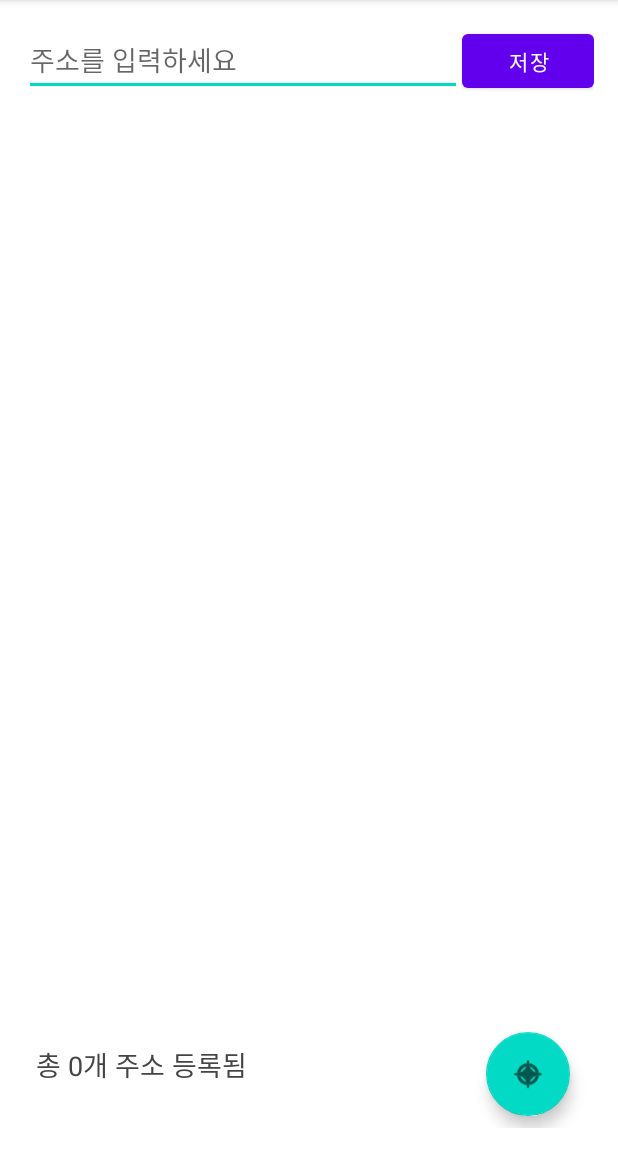
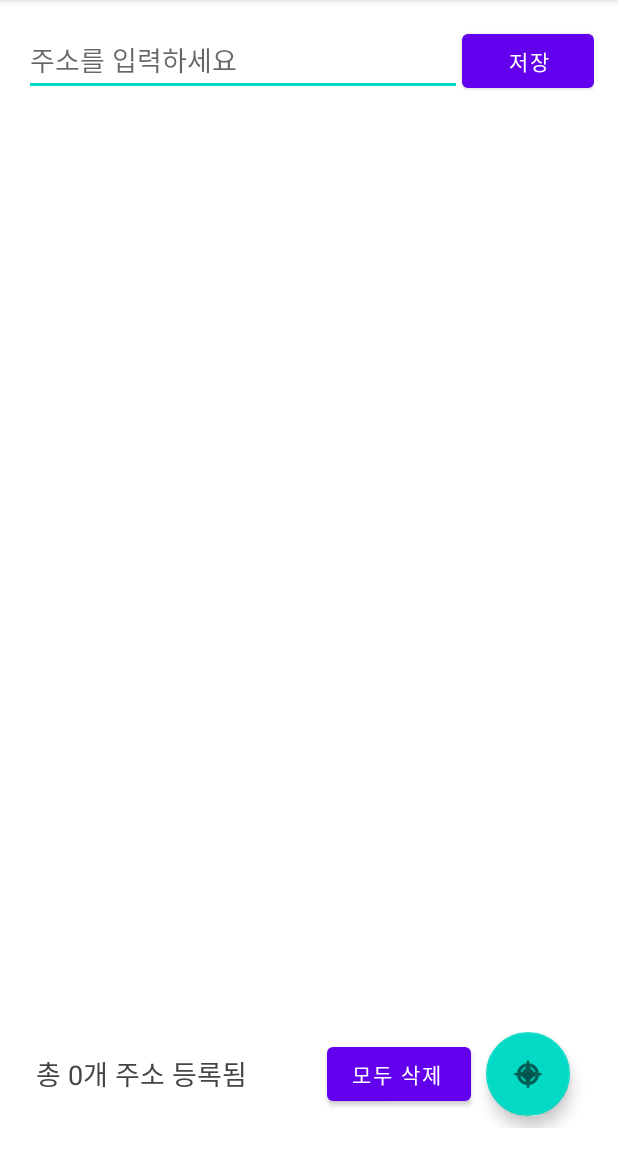
Before and after one commit to jye326/find-course, an Android app: the MainActivity screen opened directly, with no data from a screen before it, on a phone screen of 412 x 824 dp, the part 84-1236 px from its top. Run offline under Robolectric (Android 15) with nearby library versions, the phone set to English and light mode, and no system bars; our stand-ins replace Room's generated code.

Commit message:
feat : 저장 주소 모두 삭제 기능 추가

```diff
--- a/app/src/main/java/com/example/findcourse/AddressDao.kt
+++ b/app/src/main/java/com/example/findcourse/AddressDao.kt
@@ -15,4 +15,8 @@ interface AddressDao {
 
     @Delete
     suspend fun delete(address: AddressEntity)
+
+    // 모든 주소 삭제 메서드 추가
+    @Query("DELETE FROM addresses")
+    suspend fun deleteAll()
 }
--- a/app/src/main/java/com/example/findcourse/FindCourseActivity.kt
+++ b/app/src/main/java/com/example/findcourse/FindCourseActivity.kt
@@ -1,6 +1,5 @@
 package com.example.findcourse
 
-import android.content.Context
 import android.content.Intent
 import android.os.Bundle
 import android.text.Editable
@@ -24,7 +23,6 @@ import retrofit2.Callback
 import retrofit2.Response
 import retrofit2.Retrofit
 import retrofit2.converter.gson.GsonConverterFactory
-import kotlin.math.*
 
 class FindCourseActivity : AppCompatActivity() {
 
--- a/app/src/main/java/com/example/findcourse/MainActivity.kt
+++ b/app/src/main/java/com/example/findcourse/MainActivity.kt
@@ -59,8 +59,9 @@ class MainActivity : AppCompatActivity() {
         updateAddressCount()
 
         val input = findViewById<EditText>(R.id.addressInput)
-        val button = findViewById<Button>(R.id.saveButton)
+        val saveButton = findViewById<Button>(R.id.saveButton)
         val recyclerView = findViewById<RecyclerView>(R.id.addressList)
+        val deleteAllButton = findViewById<Button>(R.id.deleteAllButton);
 
         val adapter = AddressAdapter(addressList) { position, onUiUpdated ->
             val toDelete = addressList[position]
@@ -147,7 +148,7 @@ class MainActivity : AppCompatActivity() {
             }
         }
 
-        button.setOnClickListener {
+        saveButton.setOnClickListener {
             val query = input.text.toString()
             if (query.isNotBlank()) {
                 searchPlace(query) { results ->
@@ -157,6 +158,21 @@ class MainActivity : AppCompatActivity() {
                 }
             }
         }
+
+        deleteAllButton.setOnClickListener {
+            lifecycleScope.launch {
+                try {
+                    dao.deleteAll() // 모든 데이터 삭제
+                    addressList.clear() // UI 리스트에서 데이터도 삭제
+                    adapter.notifyDataSetChanged() // RecyclerView 갱신
+                    updateAddressCount() // 주소 개수 업데이트
+                    Log.d("MainActivity", "✅ 모든 주소가 삭제되었습니다.")
+                } catch (e: Exception) {
+                    Log.e("MainActivity", "❌ 삭제 실패", e)
+                }
+            }
+        }
+
 
         findViewById<FloatingActionButton>(R.id.toFindCourseButton).setOnClickListener {
             val intent = Intent(this, FindCourseActivity::class.java)
--- a/app/src/main/res/layout/point_management.xml
+++ b/app/src/main/res/layout/point_management.xml
@@ -46,7 +46,6 @@
         android:layout_weight="1"/>
 
     <FrameLayout
-        xmlns:android="http://schemas.android.com/apk/res/android"
         android:layout_width="match_parent"
         android:layout_height="wrap_content"
         android:clipChildren="false"
@@ -69,15 +68,24 @@
                 android:padding="8dp"
                 android:textSize="18sp"
                 android:textColor="#444444"/>
+
+            <Button
+                android:id="@+id/deleteAllButton"
+                android:text="모두 삭제 "
+                android:layout_width="wrap_content"
+                android:layout_height="wrap_content"
+                android:layout_marginRight="10dp"
+                />
+
+            <com.google.android.material.floatingactionbutton.FloatingActionButton
+                android:id="@+id/toFindCourseButton"
+                android:layout_width="wrap_content"
+                android:layout_height="wrap_content"
+                android:layout_gravity="end|center_vertical"
+                android:contentDescription="코스 찾기로 이동"
+                android:src="@android:drawable/ic_menu_compass" />
         </LinearLayout>
 
-        <com.google.android.material.floatingactionbutton.FloatingActionButton
-            android:id="@+id/toFindCourseButton"
-            android:layout_width="wrap_content"
-            android:layout_height="wrap_content"
-            android:layout_gravity="end|center_vertical"
-        android:src="@android:drawable/ic_menu_compass"
-        android:contentDescription="코스 찾기로 이동"/>
     </FrameLayout>
 
 
```
